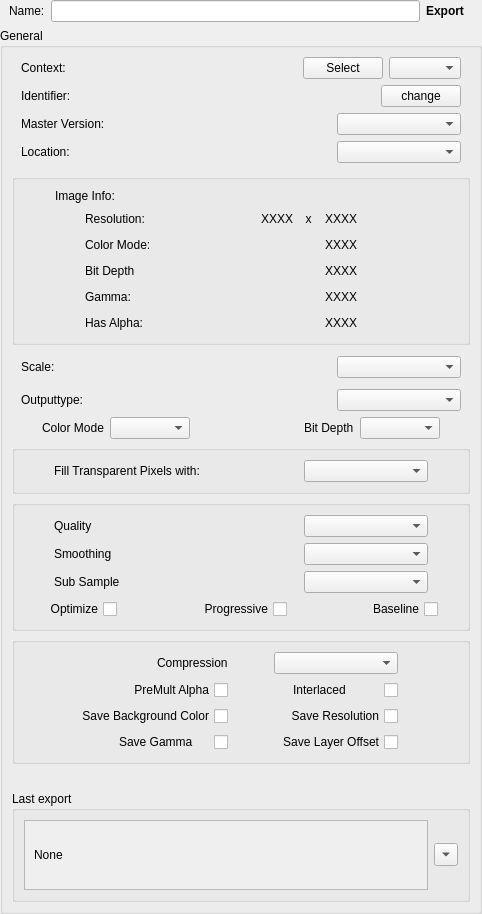
The window that Gimp/Scripts/StateUserInterfaces/Gimp_Export.ui (AltaArts/Gimp_Integration--Prism-Plugin) describes before a commit, drawn with Qt 5.
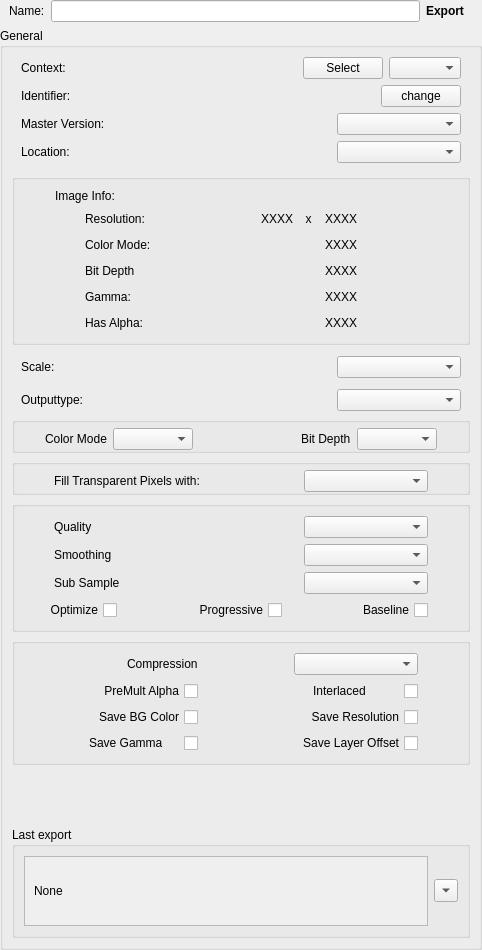
The same window after the commit.

```diff
--- a/Gimp/Scripts/StateUserInterfaces/Gimp_Export.ui
+++ b/Gimp/Scripts/StateUserInterfaces/Gimp_Export.ui
@@ -7,7 +7,7 @@
     <x>0</x>
     <y>0</y>
     <width>482</width>
-    <height>914</height>
+    <height>950</height>
    </rect>
   </property>
   <property name="windowTitle">
@@ -685,13 +685,20 @@
        </widget>
       </item>
       <item>
+       <widget class="QGroupBox" name="gb_imageOptions">
        <layout class="QHBoxLayout" name="w_imageOptions">
         <property name="leftMargin">
          <number>30</number>
         </property>
+         <property name="topMargin">
+          <number>5</number>
+         </property>
         <property name="rightMargin">
          <number>30</number>
         </property>
+         <property name="bottomMargin">
+          <number>0</number>
+         </property>
         <item>
          <widget class="QLabel" name="l_colorMode">
           <property name="text">
@@ -746,6 +753,7 @@
          </widget>
         </item>
        </layout>
+       </widget>
       </item>
       <item>
        <widget class="QGroupBox" name="gb_alphaFill">
@@ -753,6 +761,12 @@
          <bool>true</bool>
         </property>
         <layout class="QVBoxLayout" name="gb_jpg_options_2">
+         <property name="topMargin">
+          <number>5</number>
+         </property>
+         <property name="bottomMargin">
+          <number>0</number>
+         </property>
          <item>
           <layout class="QHBoxLayout" name="w_alphaFill">
            <property name="leftMargin">
@@ -940,7 +954,7 @@
             <number>20</number>
            </property>
            <property name="rightMargin">
-            <number>20</number>
+            <number>30</number>
            </property>
            <item>
             <widget class="QCheckBox" name="chb_jpg_optimize">
@@ -1059,7 +1073,7 @@
                 <enum>Qt::RightToLeft</enum>
                </property>
                <property name="text">
-                <string>Save Background Color</string>
+                <string>Save BG Color</string>
                </property>
               </widget>
              </item>
@@ -1078,8 +1092,23 @@
            <item>
             <layout class="QVBoxLayout" name="verticalLayout_5">
              <property name="rightMargin">
-              <number>60</number>
+              <number>40</number>
              </property>
+             <item>
+              <layout class="QHBoxLayout" name="horizontalLayout_3">
+               <item>
+                <spacer name="horizontalSpacer_16">
+                 <property name="orientation">
+                  <enum>Qt::Horizontal</enum>
+                 </property>
+                 <property name="sizeHint" stdset="0">
+                  <size>
+                   <width>40</width>
+                   <height>20</height>
+                  </size>
+                 </property>
+                </spacer>
+               </item>
              <item>
               <widget class="QComboBox" name="cb_png_compress">
                <property name="minimumSize">
@@ -1092,6 +1121,8 @@
                 <number>-1</number>
                </property>
               </widget>
+               </item>
+              </layout>
              </item>
              <item>
               <widget class="QCheckBox" name="chb_png_interlaced">
```
Lines whose indentation alone changed are shown as unchanged.
